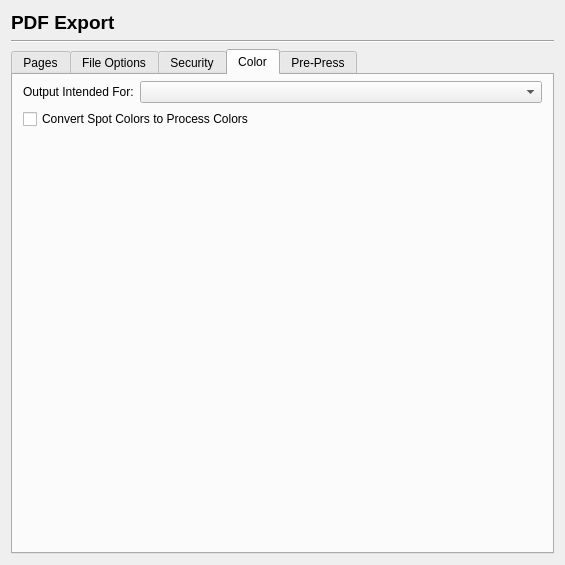
The window that scribus/ui/prefs_pdfexportbase.ui (scribusproject/scribus) describes before a commit, drawn with Qt 5.
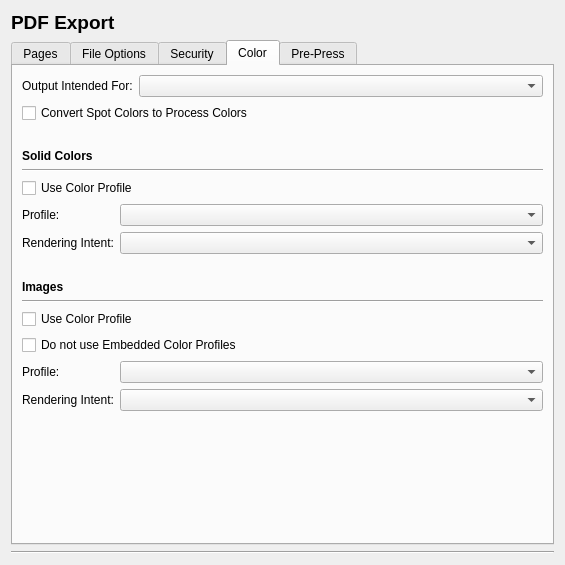
The same window after the commit. The open tabs and pages were chosen to show the change. Custom widgets are drawn as their Qt base class.

Commit message: Prefs panes adjustments, add in rest of widgets for PDF profiles (inactive)

```diff
--- a/scribus/ui/prefs_pdfexportbase.ui
+++ b/scribus/ui/prefs_pdfexportbase.ui
@@ -28,20 +28,6 @@
      </property>
     </widget>
    </item>
-   <item>
-    <widget class="Line" name="line">
-     <property name="font">
-      <font>
-       <pointsize>14</pointsize>
-       <weight>75</weight>
-       <bold>true</bold>
-      </font>
-     </property>
-     <property name="orientation">
-      <enum>Qt::Horizontal</enum>
-     </property>
-    </widget>
-   </item>
    <item>
     <widget class="QTabWidget" name="tabWidget">
      <property name="currentIndex">
@@ -660,18 +646,6 @@
        <string>Color</string>
       </attribute>
       <layout class="QVBoxLayout" name="verticalLayout_5">
-       <property name="leftMargin">
-        <number>10</number>
-       </property>
-       <property name="topMargin">
-        <number>6</number>
-       </property>
-       <property name="rightMargin">
-        <number>10</number>
-       </property>
-       <property name="bottomMargin">
-        <number>10</number>
-       </property>
        <item>
         <layout class="QFormLayout" name="formLayout_4">
          <property name="formAlignment">
@@ -696,6 +670,147 @@
          </property>
         </widget>
        </item>
+       <item>
+        <spacer name="verticalSpacer_9">
+         <property name="orientation">
+          <enum>Qt::Vertical</enum>
+         </property>
+         <property name="sizeType">
+          <enum>QSizePolicy::Fixed</enum>
+         </property>
+         <property name="sizeHint" stdset="0">
+          <size>
+           <width>20</width>
+           <height>20</height>
+          </size>
+         </property>
+        </spacer>
+       </item>
+       <item>
+        <widget class="QLabel" name="label_20">
+         <property name="font">
+          <font>
+           <weight>75</weight>
+           <bold>true</bold>
+          </font>
+         </property>
+         <property name="text">
+          <string>Solid Colors</string>
+         </property>
+        </widget>
+       </item>
+       <item>
+        <widget class="Line" name="line_10">
+         <property name="orientation">
+          <enum>Qt::Horizontal</enum>
+         </property>
+        </widget>
+       </item>
+       <item>
+        <widget class="QCheckBox" name="useSolidColorProfileCheckBox">
+         <property name="text">
+          <string>Use Color Profile</string>
+         </property>
+        </widget>
+       </item>
+       <item>
+        <layout class="QFormLayout" name="formLayout_8">
+         <item row="0" column="0">
+          <widget class="QLabel" name="label_28">
+           <property name="text">
+            <string>Profile:</string>
+           </property>
+          </widget>
+         </item>
+         <item row="0" column="1">
+          <widget class="QComboBox" name="solidColorProfileComboBox"/>
+         </item>
+         <item row="1" column="0">
+          <widget class="QLabel" name="label_27">
+           <property name="text">
+            <string>Rendering Intent:</string>
+           </property>
+          </widget>
+         </item>
+         <item row="1" column="1">
+          <widget class="QComboBox" name="solidColorRenderingIntentComboBox"/>
+         </item>
+        </layout>
+       </item>
+       <item>
+        <spacer name="verticalSpacer_12">
+         <property name="orientation">
+          <enum>Qt::Vertical</enum>
+         </property>
+         <property name="sizeType">
+          <enum>QSizePolicy::Fixed</enum>
+         </property>
+         <property name="sizeHint" stdset="0">
+          <size>
+           <width>20</width>
+           <height>20</height>
+          </size>
+         </property>
+        </spacer>
+       </item>
+       <item>
+        <widget class="QLabel" name="label_21">
+         <property name="font">
+          <font>
+           <weight>75</weight>
+           <bold>true</bold>
+          </font>
+         </property>
+         <property name="text">
+          <string>Images</string>
+         </property>
+        </widget>
+       </item>
+       <item>
+        <widget class="Line" name="line_11">
+         <property name="orientation">
+          <enum>Qt::Horizontal</enum>
+         </property>
+        </widget>
+       </item>
+       <item>
+        <widget class="QCheckBox" name="useImageProfileCheckBox">
+         <property name="text">
+          <string>Use Color Profile</string>
+         </property>
+        </widget>
+       </item>
+       <item>
+        <widget class="QCheckBox" name="doNotUseEmbededImageProfileCheckBox">
+         <property name="text">
+          <string>Do not use Embedded Color Profiles</string>
+         </property>
+        </widget>
+       </item>
+       <item>
+        <layout class="QFormLayout" name="formLayout_6">
+         <item row="0" column="0">
+          <widget class="QLabel" name="label_22">
+           <property name="text">
+            <string>Profile:</string>
+           </property>
+          </widget>
+         </item>
+         <item row="0" column="1">
+          <widget class="QComboBox" name="imageProfileComboBox"/>
+         </item>
+         <item row="1" column="0">
+          <widget class="QLabel" name="label_26">
+           <property name="text">
+            <string>Rendering Intent:</string>
+           </property>
+          </widget>
+         </item>
+         <item row="1" column="1">
+          <widget class="QComboBox" name="imageRenderingIntentComboBox"/>
+         </item>
+        </layout>
+       </item>
        <item>
         <spacer name="verticalSpacer_7">
          <property name="orientation">
@@ -933,6 +1048,20 @@
      </widget>
     </widget>
    </item>
+   <item>
+    <widget class="Line" name="line">
+     <property name="font">
+      <font>
+       <pointsize>14</pointsize>
+       <weight>75</weight>
+       <bold>true</bold>
+      </font>
+     </property>
+     <property name="orientation">
+      <enum>Qt::Horizontal</enum>
+     </property>
+    </widget>
+   </item>
   </layout>
  </widget>
  <customwidgets>
```
Left out of the diff: 8 changed lines with no effect on the pictures. The commit also changes 4 other files.
